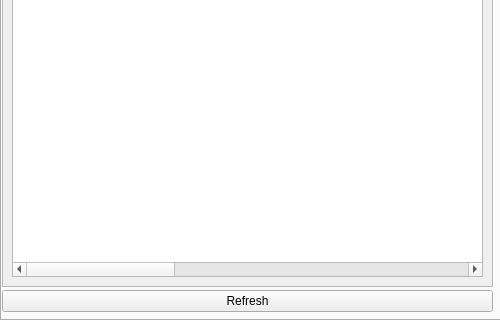
First picture: the form in UI/UserScreen.ui, repository 1412kauti/ProjectHurricane, before the edit; both pictures show x 0 to 500 and y 180 to 500 of the 500 by 500 pixel window.
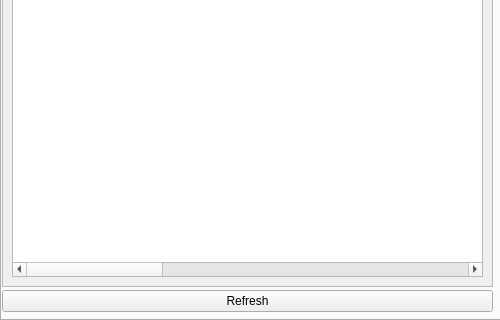
Second picture: the form after the edit. The open tabs and pages were chosen to show the change.

Patch:
```diff
--- a/UI/UserScreen.ui
+++ b/UI/UserScreen.ui
@@ -626,6 +626,11 @@
            <string>Car Class</string>
           </property>
          </column>
+         <column>
+          <property name="text">
+           <string>Car Make</string>
+          </property>
+         </column>
          <column>
           <property name="text">
            <string>Car Color</string>
```
Left out of the diff: 2 changed lines with no effect on the pictures.
